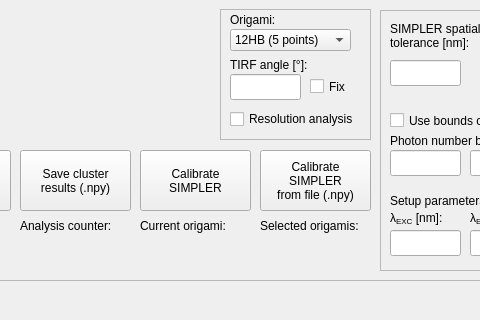
First picture: the form in src/picasimpler/UI/calibration_ui.ui, repository azelcer/picasimpler, before the edit; both pictures show x 360 to 840 and y 0 to 320 of the 1382 by 752 pixel window.
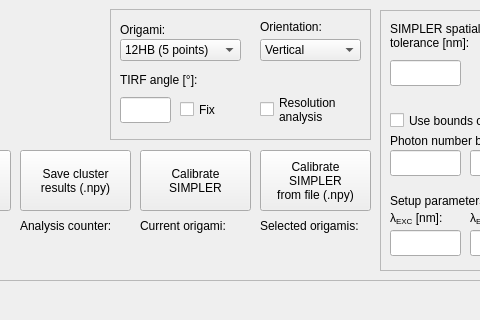
Second picture: the form after the edit. Custom widgets are drawn as their Qt base class.

Commit message: add analysis for horizontal origami

The edit to the form file:
```diff
--- a/src/picasimpler/UI/calibration_ui.ui
+++ b/src/picasimpler/UI/calibration_ui.ui
@@ -867,9 +867,9 @@
    <widget class="QFrame" name="sample_frame">
     <property name="geometry">
      <rect>
-      <x>580</x>
+      <x>470</x>
       <y>9</y>
-      <width>151</width>
+      <width>261</width>
       <height>131</height>
      </rect>
     </property>
@@ -883,7 +883,7 @@
      <property name="geometry">
       <rect>
        <x>10</x>
-       <y>0</y>
+       <y>10</y>
        <width>81</width>
        <height>21</height>
       </rect>
@@ -896,7 +896,7 @@
      <property name="geometry">
       <rect>
        <x>10</x>
-       <y>20</y>
+       <y>30</y>
        <width>121</width>
        <height>22</height>
       </rect>
@@ -916,7 +916,7 @@
      <property name="geometry">
       <rect>
        <x>10</x>
-       <y>45</y>
+       <y>60</y>
        <width>81</width>
        <height>21</height>
       </rect>
@@ -929,8 +929,8 @@
      <property name="geometry">
       <rect>
        <x>10</x>
-       <y>65</y>
-       <width>71</width>
+       <y>88</y>
+       <width>51</width>
        <height>26</height>
       </rect>
      </property>
@@ -938,8 +938,8 @@
     <widget class="QCheckBox" name="fix_angle_checkBox">
      <property name="geometry">
       <rect>
-       <x>90</x>
-       <y>67</y>
+       <x>70</x>
+       <y>90</y>
        <width>41</width>
        <height>21</height>
       </rect>
@@ -951,16 +951,50 @@
     <widget class="QCheckBox" name="res_analysis_checkBox">
      <property name="geometry">
       <rect>
-       <x>10</x>
-       <y>100</y>
-       <width>131</width>
-       <height>20</height>
+       <x>150</x>
+       <y>80</y>
+       <width>91</width>
+       <height>41</height>
       </rect>
      </property>
      <property name="text">
-      <string>Resolution analysis</string>
+      <string>Resolution
+analysis</string>
      </property>
     </widget>
+    <widget class="QLabel" name="label">
+     <property name="geometry">
+      <rect>
+       <x>150</x>
+       <y>10</y>
+       <width>81</width>
+       <height>16</height>
+      </rect>
+     </property>
+     <property name="text">
+      <string>Orientation:</string>
+     </property>
+    </widget>
+    <widget class="QComboBox" name="orientation_combobox">
+     <property name="geometry">
+      <rect>
+       <x>150</x>
+       <y>30</y>
+       <width>101</width>
+       <height>22</height>
+      </rect>
+     </property>
+     <item>
+      <property name="text">
+       <string>Vertical</string>
+      </property>
+     </item>
+     <item>
+      <property name="text">
+       <string>Horizontal</string>
+      </property>
+     </item>
+    </widget>
    </widget>
    <zorder>color_frame</zorder>
    <zorder>filter_button</zorder>
```
The commit also changes 4 other files.
